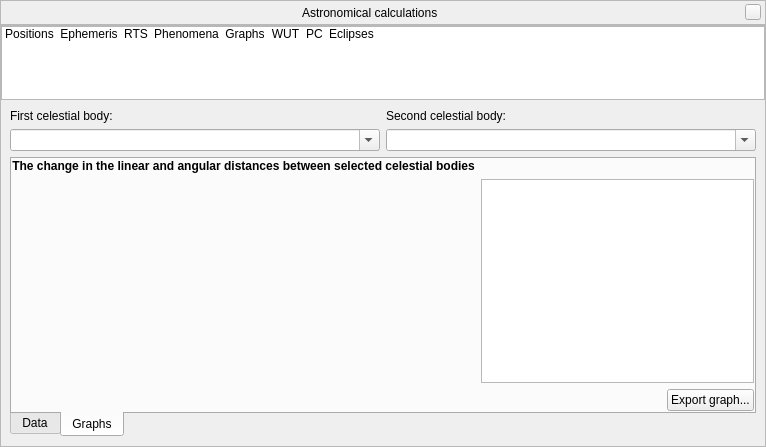
This is src/gui/astroCalcDialog.ui in Stellarium/stellarium as Qt 5 draws it before an edit. The edited form follows.
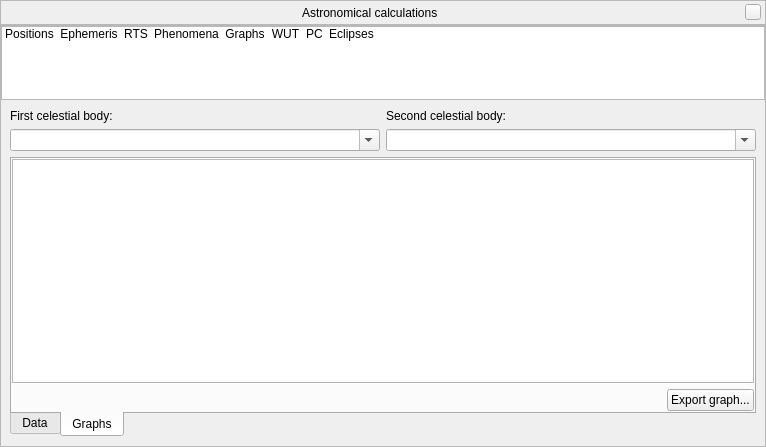
This is the edited form. The open tabs and pages were chosen to show the change. Icons and pictures are not drawn. Custom widgets are drawn as their Qt base class.

Commit message: Removed old pcDistanceGraphPlot and accessories - a bit of cleanup

Patch:
```diff
--- a/src/gui/astroCalcDialog.ui
+++ b/src/gui/astroCalcDialog.ui
@@ -2607,35 +2607,10 @@
               <property name="bottomMargin">
                <number>0</number>
               </property>
-              <item row="2" column="0">
-               <widget class="QCustomPlot" name="pcDistanceGraphPlot" native="true">
-                <property name="sizePolicy">
-                 <sizepolicy hsizetype="Expanding" vsizetype="Expanding">
-                  <horstretch>0</horstretch>
-                  <verstretch>0</verstretch>
-                 </sizepolicy>
-                </property>
-               </widget>
-              </item>
-              <item row="0" column="0">
-               <widget class="QLabel" name="pcDistanceGraphLabel">
-                <property name="font">
-                 <font>
-                  <bold>true</bold>
-                 </font>
-                </property>
-                <property name="text">
-                 <string>The change in the linear and angular distances between selected celestial bodies</string>
-                </property>
-                <property name="alignment">
-                 <set>Qt::AlignCenter</set>
-                </property>
-               </widget>
-              </item>
-              <item row="2" column="1">
+              <item row="1" column="0">
                <widget class="QChartView" name="pcChartView"/>
               </item>
-              <item row="4" column="1">
+              <item row="3" column="0">
                <layout class="QHBoxLayout" name="lunarElongationGraphHorizontalLayout">
                 <item>
                  <spacer name="horizontalSpacer_15">
```
The commit also changes 2 other files.
